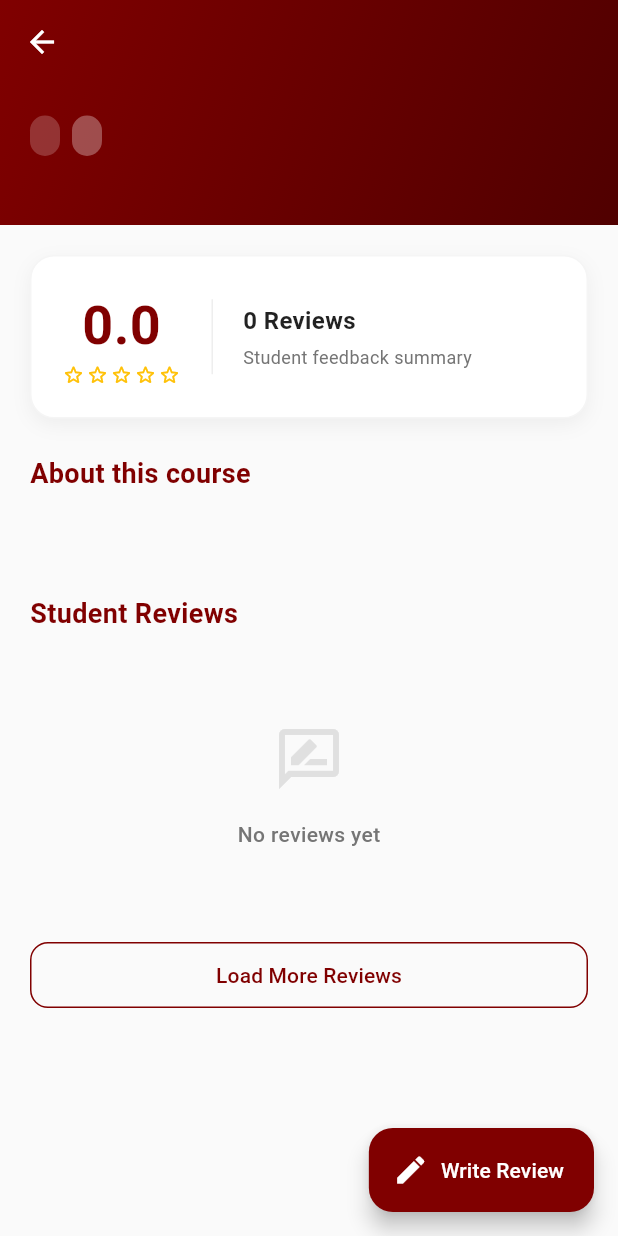
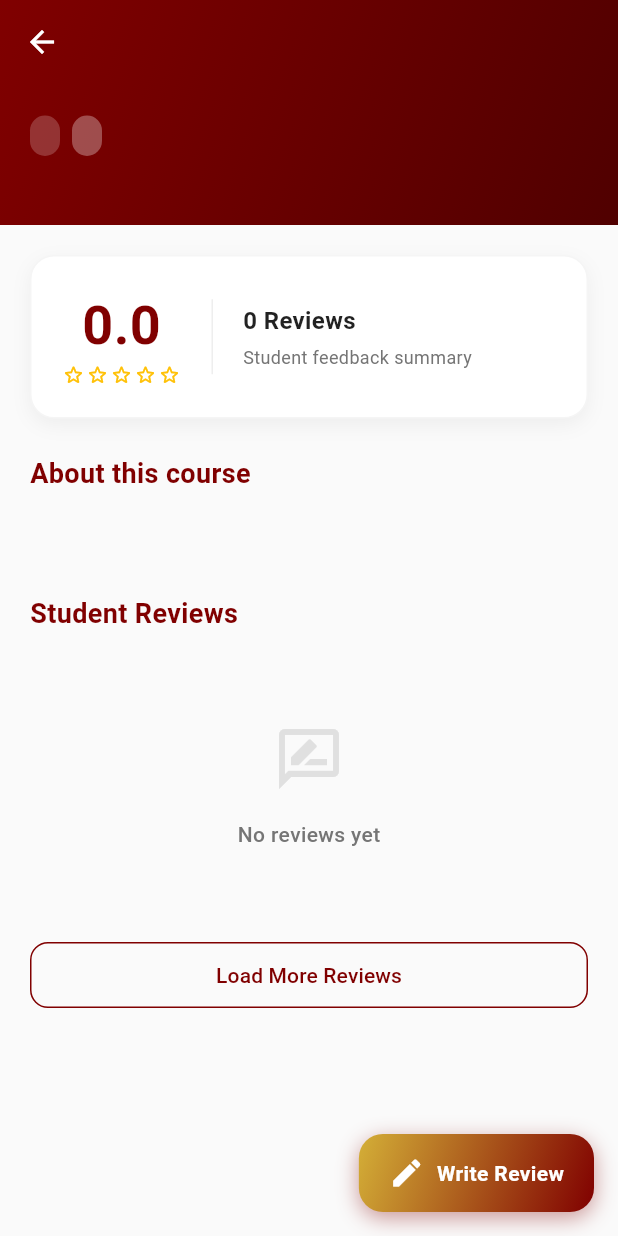
Before and after one commit to nabilashahirah/ELrate, a Flutter app: the _CourseDetailView screen opened directly with empty values, on a phone screen of 412 x 824 dp. Run offline on Flutter 3.47's test engine with Material 3 defaults, Android fonts, the phone set to English and light mode, and no system bars; our stand-ins replace flutter_secure_storage, shared_preferences; missing offline and left inert: encrypt; accounts and stored records are empty; network calls fail.

Commit message:
ada tukar color scheme sikit

```diff
--- a/lib/views/course_detail_screen.dart
+++ b/lib/views/course_detail_screen.dart
@@ -74,11 +74,27 @@ class _CourseDetailView extends StatelessWidget {
           );
         },
       ),
-      floatingActionButton: FloatingActionButton.extended(
-        backgroundColor: Color(0xFF800000),
-        icon: Icon(Icons.edit, color: Colors.white),
-        label: Text("Write Review", style: TextStyle(color: Colors.white)),
-        onPressed: () async {
+      floatingActionButton: Container(
+        decoration: BoxDecoration(
+          gradient: LinearGradient(
+            begin: Alignment.topLeft,
+            end: Alignment.bottomRight,
+            colors: [Color(0xFFD4AF37), Color(0xFF800000)],
+          ),
+          borderRadius: BorderRadius.circular(16),
+          boxShadow: [
+            BoxShadow(
+              color: Color(0xFF800000).withValues(alpha: 0.4),
+              blurRadius: 12,
+              offset: Offset(0, 4),
+            ),
+          ],
+        ),
+        child: Material(
+          color: Colors.transparent,
+          child: InkWell(
+            borderRadius: BorderRadius.circular(16),
+            onTap: () async {
               await Navigator.push(
                 context,
                 MaterialPageRoute(
@@ -90,6 +106,19 @@ class _CourseDetailView extends StatelessWidget {
                 context.read<CourseDetailViewModel>().refreshReviews();
               }
             },
+            child: Padding(
+              padding: EdgeInsets.symmetric(horizontal: 20, vertical: 14),
+              child: Row(
+                mainAxisSize: MainAxisSize.min,
+                children: [
+                  Icon(Icons.edit, color: Colors.white),
+                  SizedBox(width: 8),
+                  Text("Write Review", style: TextStyle(color: Colors.white, fontWeight: FontWeight.bold)),
+                ],
+              ),
+            ),
+          ),
+        ),
       ),
     );
   }
```
Also changed, not shown: lib/views/home_screen.dart (+52 -14 lines), lib/views/search_screen.dart (+13 -2 lines). Lines whose indentation alone changed are shown as unchanged.
